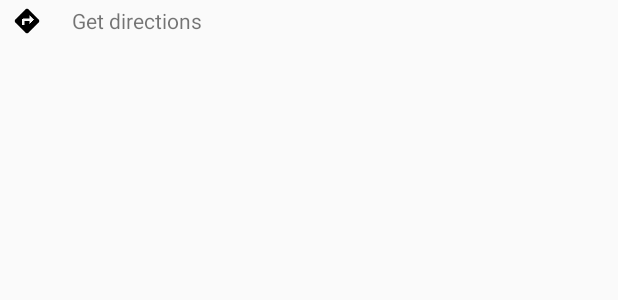
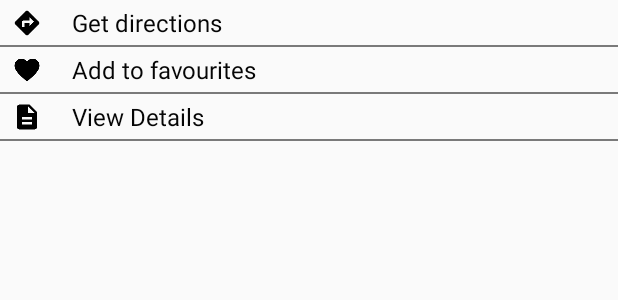
Before and after one commit to magicgetafix/BritishHeritage, an Android app: the layout bottom_fragment_options.xml on its own in the app's theme, with its tools: preview values and no code run, on a phone screen of 412 x 824 dp. Shown: the top 300 px of the screen. Run offline under Robolectric (Android 15) with nearby library versions, the phone set to English and light mode, and no system bars.

Commit message:
BottomDialogFragment xml

```diff
--- a/app/src/main/res/layout/bottom_fragment_options.xml
+++ b/app/src/main/res/layout/bottom_fragment_options.xml
@@ -4,11 +4,13 @@
     xmlns:tools="http://schemas.android.com/tools"
     android:id="@+id/linearLayout"
     android:layout_width="match_parent"
-    android:layout_height="match_parent"
+    android:layout_height="wrap_content"
     android:orientation="vertical">
 
     <TextView
-        android:id="@+id/textView"
+        android:textColor="@color/black"
+        android:textSize="16sp"
+        android:id="@+id/direction_text"
         android:layout_width="0dp"
         android:layout_height="wrap_content"
         android:layout_marginStart="16dp"
@@ -16,20 +18,100 @@
         android:padding="4dp"
         android:text="Get directions"
         app:layout_constraintEnd_toEndOf="parent"
-        app:layout_constraintStart_toEndOf="@+id/imageView"
+        app:layout_constraintStart_toEndOf="@+id/direction_image"
         app:layout_constraintTop_toTopOf="parent" />
 
     <ImageView
-
-        android:id="@+id/imageView"
+        android:id="@+id/direction_image"
         android:layout_width="20dp"
         android:layout_height="20dp"
         android:layout_marginStart="8dp"
         android:scaleType="centerCrop"
-        app:layout_constraintBottom_toBottomOf="@+id/textView"
+        app:layout_constraintBottom_toBottomOf="@+id/direction_text"
         app:layout_constraintStart_toStartOf="parent"
-        app:layout_constraintTop_toTopOf="parent"
+        app:layout_constraintTop_toTopOf="@+id/direction_text"
         app:srcCompat="@drawable/get_directions" />
+
+    <View
+        android:background="@color/grey"
+        android:id="@+id/divider1"
+        app:layout_constraintStart_toStartOf="parent"
+        app:layout_constraintTop_toBottomOf="@id/direction_text"
+        app:layout_constraintEnd_toEndOf="parent"
+        android:layout_width="0dp"
+        android:layout_height="1dp"
+        />
+
+    <TextView
+        android:textColor="@color/black"
+        android:textSize="16sp"
+        android:id="@+id/favourite_text"
+        android:layout_width="0dp"
+        android:layout_height="wrap_content"
+        android:layout_marginStart="16dp"
+        android:gravity="center_vertical"
+        android:padding="4dp"
+        android:text="Add to favourites"
+        app:layout_constraintEnd_toEndOf="parent"
+        app:layout_constraintStart_toEndOf="@+id/favourite_image"
+        app:layout_constraintTop_toBottomOf="@id/divider1" />
+
+    <ImageView
+        android:id="@+id/favourite_image"
+        android:layout_width="20dp"
+        android:layout_height="20dp"
+        android:layout_marginStart="8dp"
+        android:scaleType="centerCrop"
+        app:layout_constraintBottom_toBottomOf="@+id/favourite_text"
+        app:layout_constraintStart_toStartOf="parent"
+        app:layout_constraintTop_toTopOf="@+id/favourite_text"
+        app:srcCompat="@drawable/favourite_icon" />
+
+    <View
+        android:background="@color/grey"
+        android:id="@+id/divider2"
+        app:layout_constraintStart_toStartOf="parent"
+        app:layout_constraintTop_toBottomOf="@id/favourite_text"
+        app:layout_constraintEnd_toEndOf="parent"
+        android:layout_width="0dp"
+        android:layout_height="1dp"
+        />
+
+    <TextView
+        android:textColor="@color/black"
+        android:textSize="16sp"
+        android:id="@+id/view_detail_text"
+        android:layout_width="0dp"
+        android:layout_height="wrap_content"
+        android:layout_marginStart="16dp"
+        android:gravity="center_vertical"
+        android:padding="4dp"
+        android:text="View Details"
+        app:layout_constraintEnd_toEndOf="parent"
+        app:layout_constraintStart_toEndOf="@+id/view_detail_image"
+        app:layout_constraintTop_toBottomOf="@id/divider2" />
+
+    <ImageView
+        android:id="@+id/view_detail_image"
+        android:layout_width="20dp"
+        android:layout_height="20dp"
+        android:layout_marginStart="8dp"
+        android:scaleType="centerCrop"
+        app:layout_constraintBottom_toBottomOf="@+id/view_detail_text"
+        app:layout_constraintStart_toStartOf="parent"
+        app:layout_constraintTop_toTopOf="@+id/view_detail_text"
+        app:srcCompat="@drawable/view_details" />
+
+    <View
+        android:background="@color/grey"
+        android:id="@+id/divider3"
+        app:layout_constraintStart_toStartOf="parent"
+        app:layout_constraintTop_toBottomOf="@id/view_detail_text"
+        app:layout_constraintEnd_toEndOf="parent"
+        android:layout_width="0dp"
+        android:layout_height="1dp"
+        />
+
 
 
 </androidx.constraintlayout.widget.ConstraintLayout>
--- a/app/src/main/res/values/colors.xml
+++ b/app/src/main/res/values/colors.xml
@@ -7,4 +7,5 @@
     <color name="semitranswhite">#c8ffffff</color>
     <color name="transparent">#00FFFFFF</color>
     <color name="black">#050505</color>
+    <color name="grey">#7A7A7A</color>
 </resources>
```
